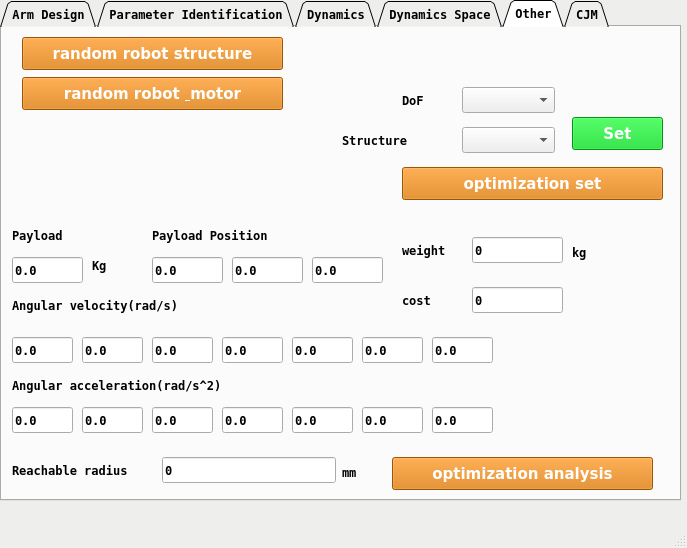
Old version of the form interface_control/scripts/main.ui in the repository SamKaiYang/Optimization-of-robotic-arm-design.
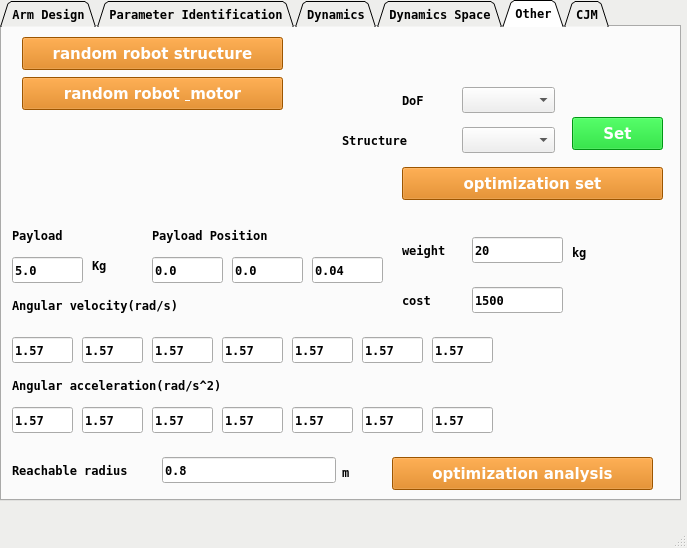
New version of the form. Icons and pictures are not drawn. Custom widgets are drawn as their Qt base class.

```diff
--- a/interface_control/scripts/main.ui
+++ b/interface_control/scripts/main.ui
@@ -4469,7 +4469,7 @@
        </rect>
       </property>
       <property name="text">
-       <string>0.0</string>
+       <string>1.57</string>
       </property>
      </widget>
      <widget class="QLineEdit" name="lineEdit_op_acc_1">
@@ -4482,7 +4482,7 @@
        </rect>
       </property>
       <property name="text">
-       <string>0.0</string>
+       <string>1.57</string>
       </property>
      </widget>
      <widget class="QLineEdit" name="lineEdit_op_vel_5">
@@ -4495,7 +4495,7 @@
        </rect>
       </property>
       <property name="text">
-       <string>0.0</string>
+       <string>1.57</string>
       </property>
      </widget>
      <widget class="QLineEdit" name="lineEdit_op_acc_5">
@@ -4508,7 +4508,7 @@
        </rect>
       </property>
       <property name="text">
-       <string>0.0</string>
+       <string>1.57</string>
       </property>
      </widget>
      <widget class="QLineEdit" name="lineEdit_op_payload_y">
@@ -4560,7 +4560,7 @@
        </rect>
       </property>
       <property name="text">
-       <string>0.0</string>
+       <string>1.57</string>
       </property>
      </widget>
      <widget class="QLabel" name="label_27">
@@ -4586,7 +4586,7 @@
        </rect>
       </property>
       <property name="text">
-       <string>0.0</string>
+       <string>5.0</string>
       </property>
      </widget>
      <widget class="QLabel" name="label_26">
@@ -4625,7 +4625,7 @@
        </rect>
       </property>
       <property name="text">
-       <string>0.0</string>
+       <string>1.57</string>
       </property>
      </widget>
      <widget class="QLineEdit" name="lineEdit_op_payload_z">
@@ -4638,7 +4638,7 @@
        </rect>
       </property>
       <property name="text">
-       <string>0.0</string>
+       <string>0.04</string>
       </property>
      </widget>
      <widget class="QLineEdit" name="lineEdit_op_vel_6">
@@ -4651,7 +4651,7 @@
        </rect>
       </property>
       <property name="text">
-       <string>0.0</string>
+       <string>1.57</string>
       </property>
      </widget>
      <widget class="QPushButton" name="btn_structure_select">
@@ -4860,7 +4860,7 @@
        </rect>
       </property>
       <property name="text">
-       <string>0.0</string>
+       <string>1.57</string>
       </property>
      </widget>
      <widget class="QLabel" name="label_10">
@@ -4886,7 +4886,7 @@
        </rect>
       </property>
       <property name="text">
-       <string>0.0</string>
+       <string>1.57</string>
       </property>
      </widget>
      <widget class="QLineEdit" name="lineEdit_op_acc_3">
@@ -4899,7 +4899,7 @@
        </rect>
       </property>
       <property name="text">
-       <string>0.0</string>
+       <string>1.57</string>
       </property>
      </widget>
      <widget class="QLineEdit" name="lineEdit_op_acc_2">
@@ -4912,7 +4912,7 @@
        </rect>
       </property>
       <property name="text">
-       <string>0.0</string>
+       <string>1.57</string>
       </property>
      </widget>
      <widget class="QLineEdit" name="lineEdit_op_acc_6">
@@ -4925,7 +4925,7 @@
        </rect>
       </property>
       <property name="text">
-       <string>0.0</string>
+       <string>1.57</string>
       </property>
      </widget>
      <widget class="QLabel" name="label_29">
@@ -4951,7 +4951,7 @@
        </rect>
       </property>
       <property name="text">
-       <string>0</string>
+       <string>0.8</string>
       </property>
      </widget>
      <widget class="QLabel" name="label_30">
@@ -4964,7 +4964,7 @@
        </rect>
       </property>
       <property name="text">
-       <string>mm</string>
+       <string>m</string>
       </property>
      </widget>
      <widget class="QLineEdit" name="lineEdit_op_acc_7">
@@ -4977,7 +4977,7 @@
        </rect>
       </property>
       <property name="text">
-       <string>0.0</string>
+       <string>1.57</string>
       </property>
      </widget>
      <widget class="QLineEdit" name="lineEdit_op_vel_7">
@@ -4990,7 +4990,7 @@
        </rect>
       </property>
       <property name="text">
-       <string>0.0</string>
+       <string>1.57</string>
       </property>
      </widget>
      <widget class="QComboBox" name="comboBox_dof_select">
@@ -5271,7 +5271,7 @@
        </rect>
       </property>
       <property name="text">
-       <string>0</string>
+       <string>20</string>
       </property>
      </widget>
      <widget class="QLineEdit" name="lineEdit_op_cost">
@@ -5284,7 +5284,7 @@
        </rect>
       </property>
       <property name="text">
-       <string>0</string>
+       <string>1500</string>
       </property>
      </widget>
      <widget class="QLabel" name="label_62">
```
